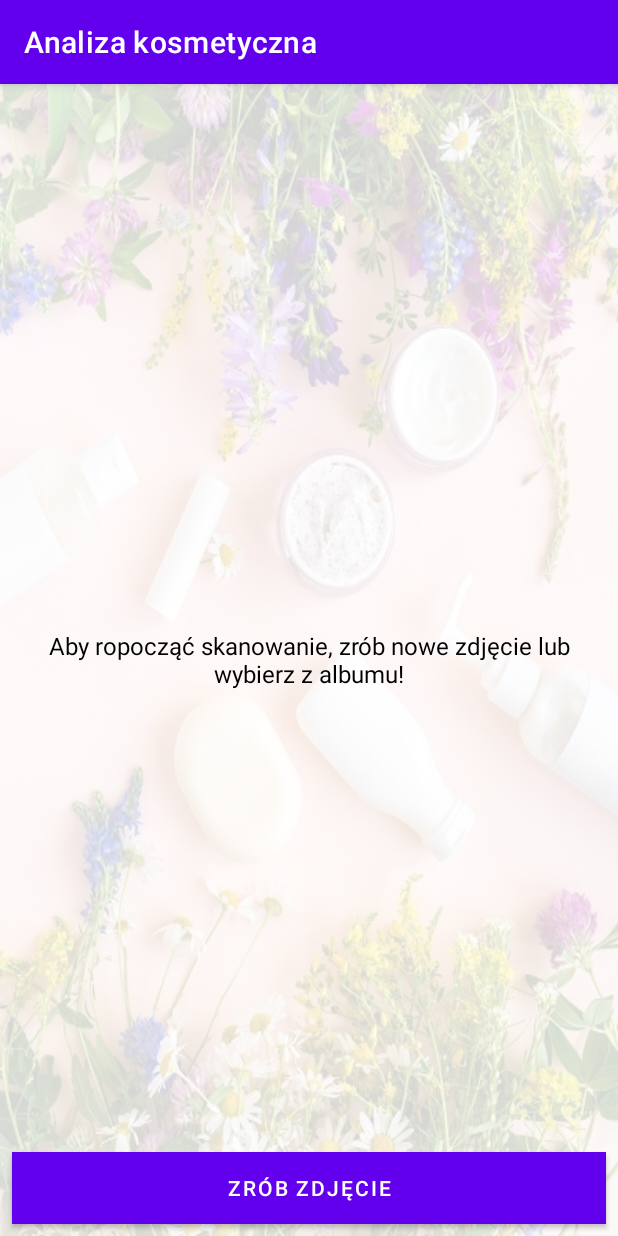
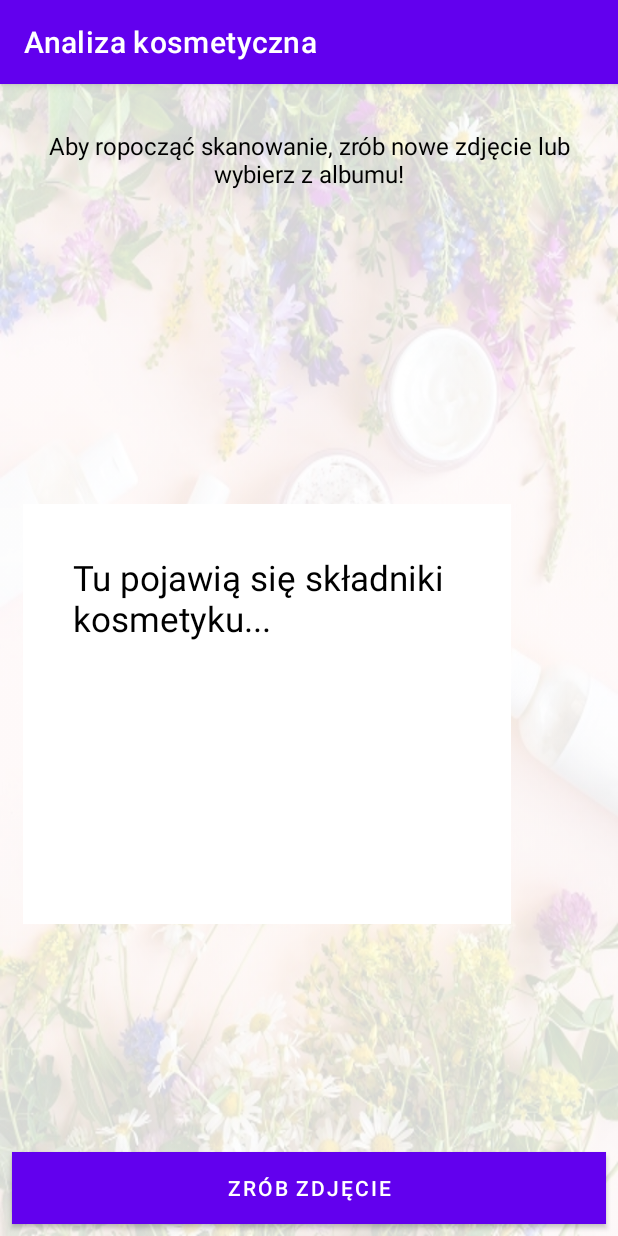
Before and after one commit to nataliaradomska/AnalizaKosmetyczna, an Android app: the ScanProduct screen opened directly, with no data from a screen before it, on a phone screen of 412 x 824 dp. Run offline under Robolectric (Android 15) with nearby library versions, the phone set to English and light mode, and no system bars; libraries missing offline, so code that uses them is left out: com.google.android.gms, com.theartofdev.edmodo.

Commit message:
analyse scan products

```diff
--- a/app/src/main/res/layout/activity_scan_product.xml
+++ b/app/src/main/res/layout/activity_scan_product.xml
@@ -9,7 +9,7 @@
     <TextView
         android:id="@+id/text_data"
         android:layout_width="match_parent"
-        android:layout_height="match_parent"
+        android:layout_height="wrap_content"
         android:layout_marginStart="30dp"
         android:layout_marginTop="30dp"
         android:layout_marginEnd="30dp"
@@ -18,6 +18,20 @@
         android:text="Aby ropocząć skanowanie, zrób nowe zdjęcie lub wybierz z albumu!"
         android:textColor="@color/black"
         android:textSize="16dp" />
+
+    <EditText
+        android:id="@+id/tv_scanned_ingredients"
+        android:layout_width="325dp"
+        android:layout_height="280dp"
+        android:layout_marginTop="280dp"
+        android:layout_marginLeft="15dp"
+        android:background="@color/white"
+        android:gravity="top|left"
+        android:hint="Tu pojawią się składniki kosmetyku..."
+        android:padding="50px"
+        android:textColor="@color/black"
+        android:textColorHint="@color/black"
+        android:textSize="35px" />
 
     <LinearLayout
         android:id="@+id/linear_holder"
@@ -40,7 +54,7 @@
             android:layout_width="0dp"
             android:layout_height="wrap_content"
             android:layout_weight="1"
-            android:text="Skopiuj tekst"
+            android:text="Analizuj!"
             android:layout_margin="8dp"/>
     </LinearLayout>
 
```
Also changed, not shown: app/src/main/java/com/example/analizakosmetyczna/ScanProduct.java (+91 -2 lines).
